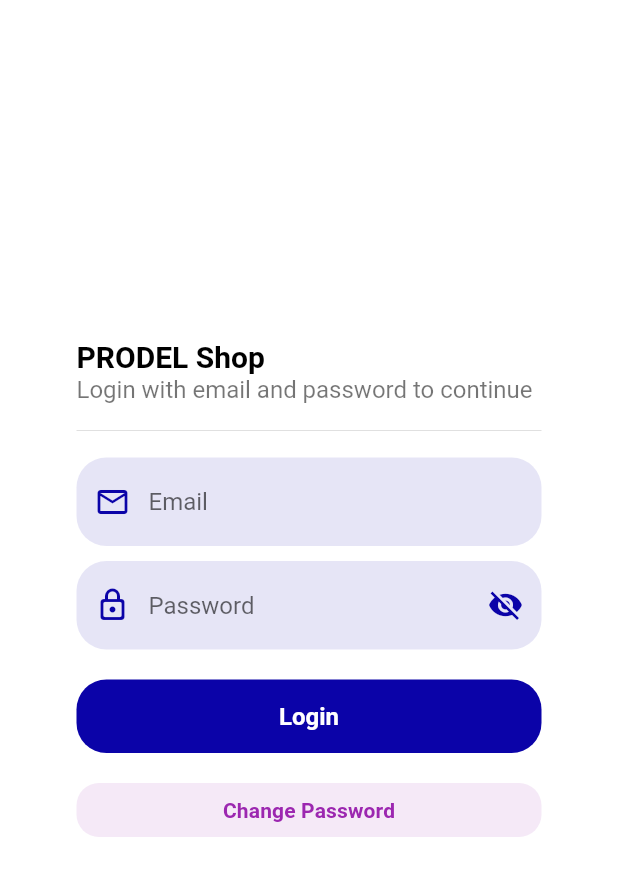
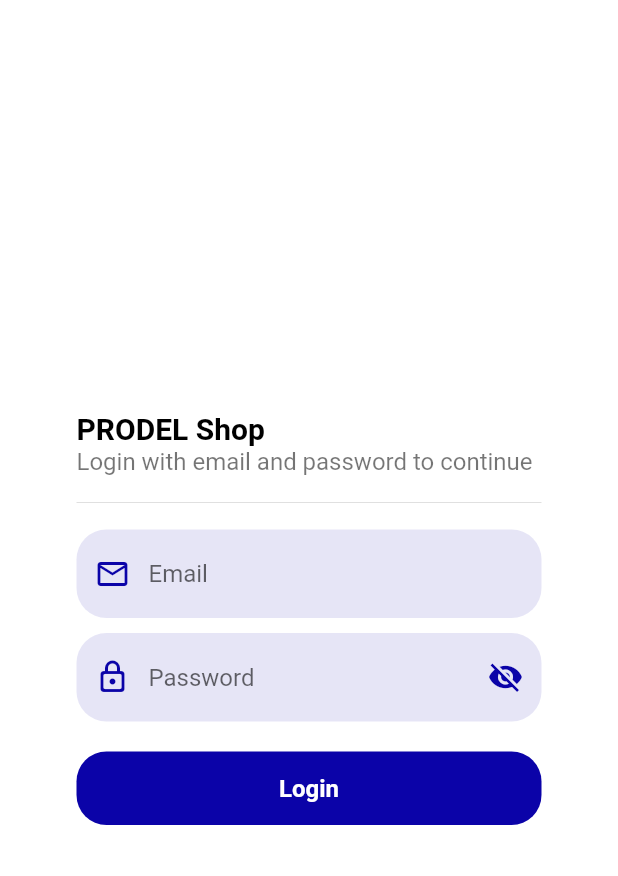
Before and after one commit to A6JUN/PRODEL_Shop, a Flutter app: the screen it shows after launch, on a phone screen of 412 x 824 dp. Shown: the top 876 px of the screen. Run offline on Flutter 3.47's test engine with Material 2 defaults, Android fonts, the light colour scheme and no system bars; our stand-ins replace bloc, cached_network_image, data_table_2, file_picker, flutter_bloc, google_fonts and 2 more; accounts and stored records are empty; Roboto replaces fonts that are missing (Cambay).

Commit message:
removed password

```diff
--- a/lib/ui/screen/login_screen.dart
+++ b/lib/ui/screen/login_screen.dart
@@ -175,23 +175,6 @@
                           label: 'Login',
                           isLoading: state is SignInLoadingState,
                         ),
-                        const SizedBox(
-                          height: 20,
-                        ),
-                        CustomActionButton(
-                          color: Colors.purple,
-                          onPressed: () {
-                            showDialog(
-                              context: context,
-                              builder: (context) =>
-                                  const ChangePasswordDialog(),
-                            );
-                          },
-                          label: 'Change Password',
-                        ),
-                        const SizedBox(
-                          height: 40,
-                        ),
                       ],
                     ),
                   ),
```
Also changed, not shown: 6 other files.
